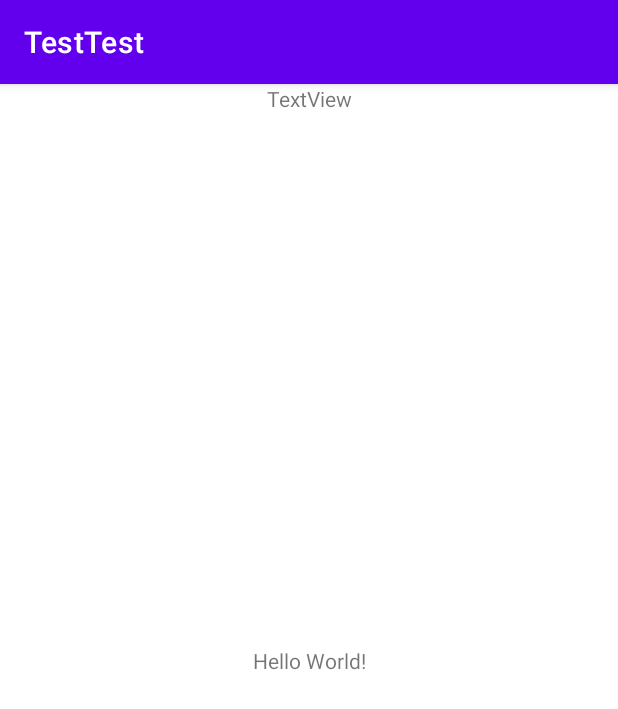
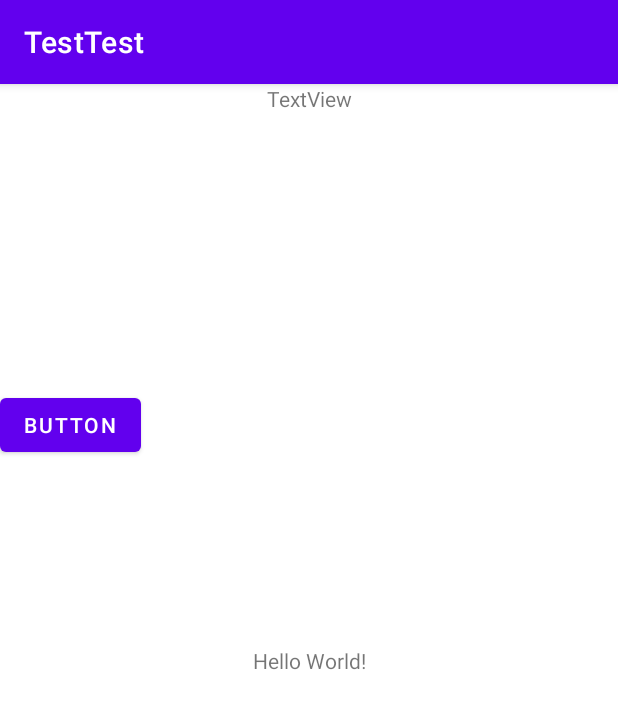
Before and after one commit to dannynex/learningGit, an Android app: the screen it shows after launch (MainActivity), on a phone screen of 412 x 824 dp. Shown: the top 709 px of the screen. Run offline under Robolectric (Android 15) with nearby library versions, the phone set to English and light mode, and no system bars.

Commit message:
added a button

```diff
--- a/app/src/main/res/layout/activity_main.xml
+++ b/app/src/main/res/layout/activity_main.xml
@@ -7,6 +7,7 @@
     tools:context=".MainActivity">
 
     <TextView
+        android:id="@+id/textView2"
         android:layout_width="wrap_content"
         android:layout_height="wrap_content"
         android:text="Hello World!"
@@ -24,4 +25,15 @@
         app:layout_constraintStart_toStartOf="parent"
         app:layout_constraintTop_toTopOf="parent" />
 
+    <Button
+        android:id="@+id/button"
+        android:layout_width="wrap_content"
+        android:layout_height="wrap_content"
+        android:layout_marginTop="56dp"
+        android:text="Button"
+        app:layout_constraintBottom_toTopOf="@+id/textView2"
+        app:layout_constraintTop_toBottomOf="@+id/textView"
+        app:layout_constraintVertical_bias="0.51"
+        tools:layout_editor_absoluteX="168dp" />
+
 </androidx.constraintlayout.widget.ConstraintLayout>
```
